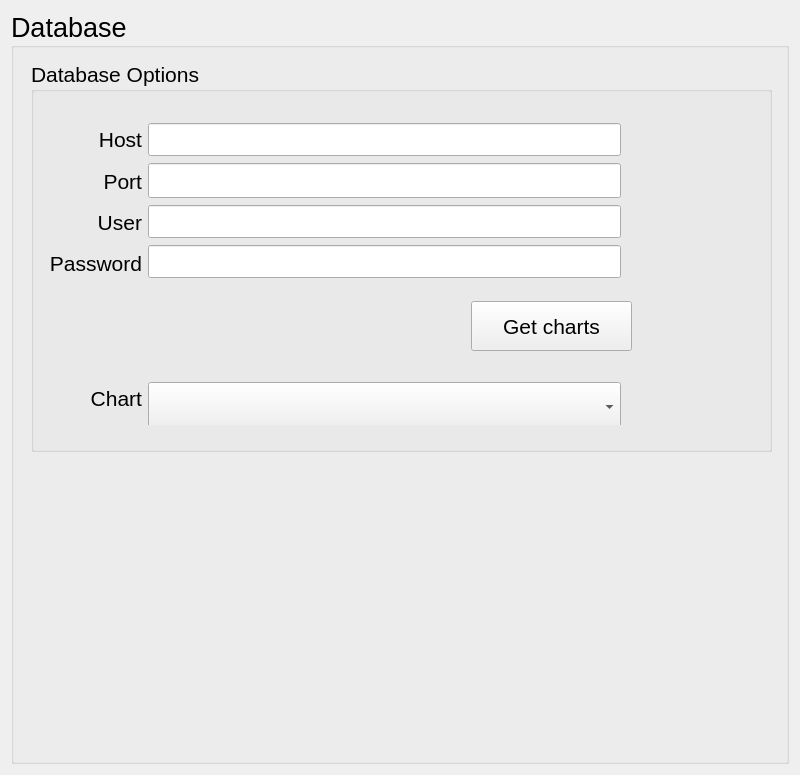
The window that upwind/src/UWPlugins/PostgreChartProvider/settingsui.ui (UpWind/devel) describes before a commit, drawn with Qt 5.
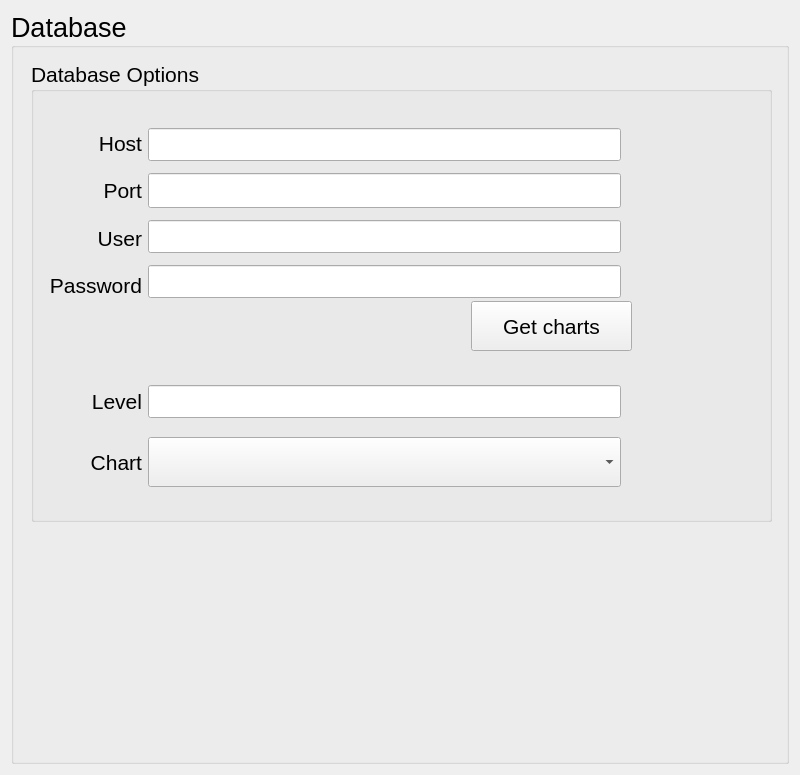
The same window after the commit.

What changed in the file:
```diff
--- a/upwind/src/UWPlugins/PostgreChartProvider/settingsui.ui
+++ b/upwind/src/UWPlugins/PostgreChartProvider/settingsui.ui
@@ -27,7 +27,7 @@
         <x>20</x>
         <y>50</y>
         <width>741</width>
-        <height>391</height>
+        <height>461</height>
        </rect>
       </property>
       <property name="font">
@@ -66,7 +66,7 @@
          <x>0</x>
          <y>50</y>
          <width>601</width>
-         <height>181</height>
+         <height>206</height>
         </rect>
        </property>
        <layout class="QHBoxLayout" name="horizontalLayout_3">
@@ -197,15 +197,40 @@
         </item>
        </layout>
       </widget>
-      <widget class="QWidget" name="layoutWidget_2">
+      <widget class="QWidget" name="verticalLayoutWidget">
        <property name="geometry">
         <rect>
          <x>0</x>
-         <y>310</y>
+         <y>300</y>
          <width>601</width>
-         <height>54</height>
+         <height>151</height>
         </rect>
        </property>
+       <layout class="QVBoxLayout" name="verticalLayout_2">
+        <item>
+         <layout class="QHBoxLayout" name="horizontalLayout_11">
+          <item>
+           <widget class="QLabel" name="level_label">
+            <property name="minimumSize">
+             <size>
+              <width>100</width>
+              <height>0</height>
+             </size>
+            </property>
+            <property name="text">
+             <string>Level</string>
+            </property>
+            <property name="alignment">
+             <set>Qt::AlignRight|Qt::AlignTrailing|Qt::AlignVCenter</set>
+            </property>
+           </widget>
+          </item>
+          <item>
+           <widget class="QLineEdit" name="level_edit"/>
+          </item>
+         </layout>
+        </item>
+        <item>
        <layout class="QHBoxLayout" name="horizontalLayout_2">
         <item>
          <widget class="QLabel" name="label_chart">
@@ -246,6 +271,8 @@
              </size>
             </property>
            </widget>
+            </item>
+           </layout>
           </item>
          </layout>
         </item>
```
Lines whose indentation alone changed are shown as unchanged.
